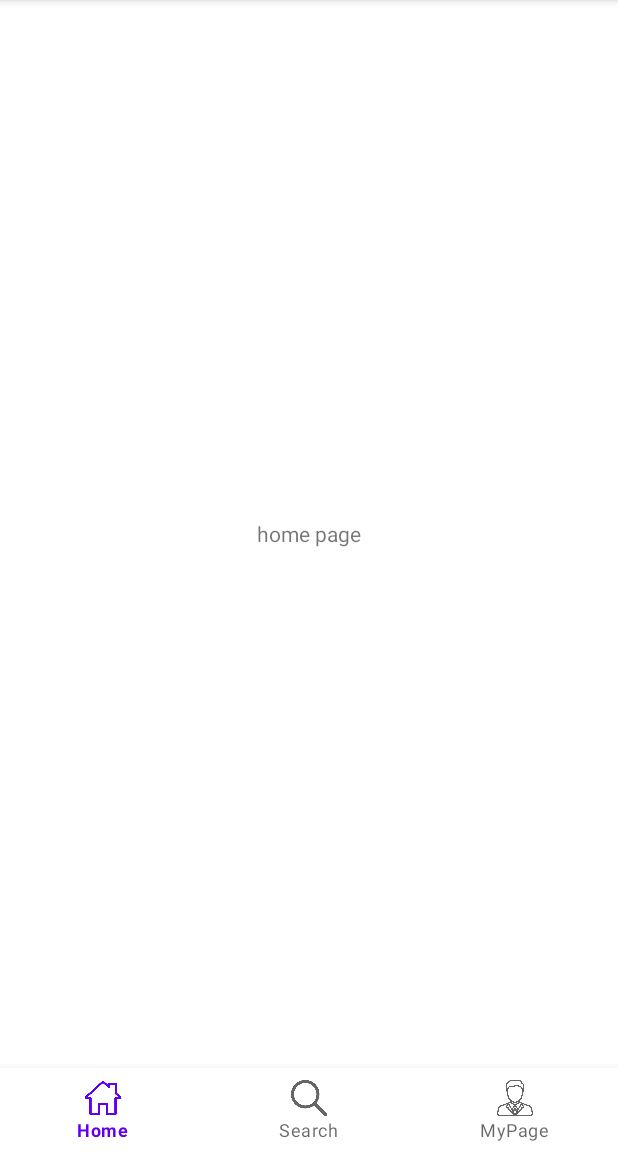
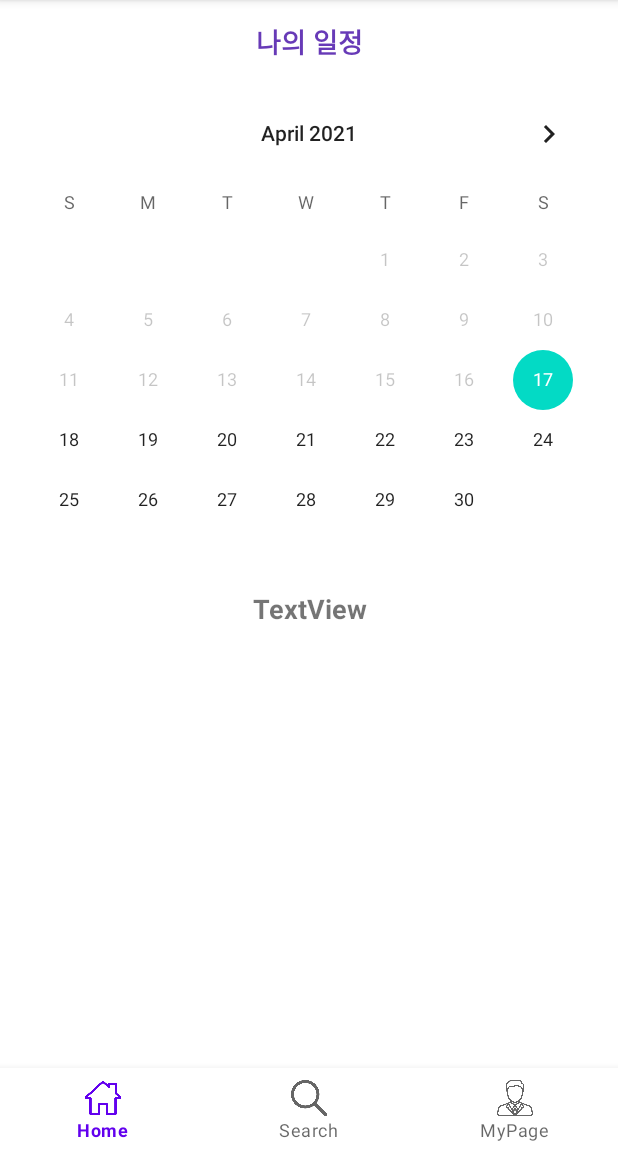
Before and after one commit to SeokjinSon/AndroidProject1, an Android app: the screen it shows after launch (MainActivity), on a phone screen of 412 x 824 dp, the part 84-1236 px from its top. Run offline under Robolectric (Android 15) with nearby library versions, the phone set to English and light mode, and no system bars.

Commit message:
<description> 1. Home 화면 달력 추가

```diff
--- a/app/build.gradle
+++ b/app/build.gradle
@@ -41,6 +41,7 @@ dependencies {
     implementation 'androidx.constraintlayout:constraintlayout:2.0.4'
     //noinspection GradleCompatible
     implementation 'com.android.support:design:27.1.0'
+    implementation 'com.github.prolificinteractive:material-calendarview:1.4.3'
     testImplementation 'junit:junit:4.+'
     androidTestImplementation 'androidx.test.ext:junit:1.1.2'
     androidTestImplementation 'androidx.test.espresso:espresso-core:3.3.0'
--- a/app/src/main/java/com/example/androidproject1/FragmentHome.java
+++ b/app/src/main/java/com/example/androidproject1/FragmentHome.java
@@ -5,24 +5,56 @@ import android.util.Log;
 import android.view.LayoutInflater;
 import android.view.View;
 import android.view.ViewGroup;
+import android.widget.CalendarView;
+import android.widget.TextView;
 
 import androidx.annotation.NonNull;
 import androidx.annotation.Nullable;
 import androidx.appcompat.app.AppCompatActivity;
 import androidx.fragment.app.Fragment;
 
-public class FragmentHome extends Fragment {
+import com.google.android.material.bottomnavigation.BottomNavigationView;
+
+import org.w3c.dom.Text;
+
+import java.text.SimpleDateFormat;
+import java.util.Calendar;
+import java.util.Date;
+
+
+public class FragmentHome<MaterialCalendarView> extends Fragment {
 //    @Override
 //    protected void onCreate(Bundle savedInstanceState) {
 //        super.onCreate(savedInstanceState);
 //        setContentView(R.layout.fragment_home);
 //    }
 
+    // View Value
+    private CalendarView calendar;
+    private TextView dateValue;
+
+    private CalendarView.OnDateChangeListener changeCalendar = new CalendarView.OnDateChangeListener() {
+        @Override
+        public void onSelectedDayChange(@NonNull CalendarView view, int year, int month, int dayOfMonth) {
+            String date = year + "/" + (month+1) + "/" + dayOfMonth;
+            dateValue.setText(date);
+        }
+    };
+
     @Nullable
     @Override
     public View onCreateView(@NonNull LayoutInflater inflater, @Nullable ViewGroup container, @Nullable Bundle savedInstanceState) {
         // Inflate the layout for this fragment
         ViewGroup rootView = (ViewGroup) inflater.inflate(R.layout.fragment_home, container, false);
+        init(rootView);
+        calendar.setOnDateChangeListener(changeCalendar);
+        calendar.setMinDate(Calendar.getInstance().getTimeInMillis());
+
         return rootView;
     }
+
+    public void init(ViewGroup rootView) {
+        calendar = (CalendarView)rootView.findViewById(R.id.calendarView);
+        dateValue = (TextView)rootView.findViewById(R.id.selectedDate);
+    }
 }
--- a/app/src/main/res/layout/fragment_home.xml
+++ b/app/src/main/res/layout/fragment_home.xml
@@ -1,14 +1,40 @@
 <?xml version="1.0" encoding="utf-8"?>
 <LinearLayout xmlns:android="http://schemas.android.com/apk/res/android"
+    xmlns:tools="http://schemas.android.com/tools"
     android:layout_width="match_parent"
-    android:layout_height="match_parent">
+    android:layout_height="match_parent"
+    android:orientation="vertical">
 
     <TextView
-        android:id="@+id/textView"
-        android:layout_width="wrap_content"
+        android:id="@+id/textView4"
+        android:layout_width="match_parent"
         android:layout_height="wrap_content"
         android:layout_gravity="center"
-        android:layout_weight="1"
+        android:layout_margin="10dp"
         android:gravity="center"
-        android:text="home page" />
+        android:padding="4dp"
+        android:text="@string/home_title"
+        android:textColor="#673AB7"
+        android:textSize="18sp"
+        android:textStyle="bold" />
+
+    <CalendarView
+        android:id="@+id/calendarView"
+        android:layout_width="match_parent"
+        android:layout_height="wrap_content" />
+
+    <TextView
+        android:id="@+id/selectedDate"
+        android:layout_width="match_parent"
+        android:layout_height="wrap_content"
+        android:layout_marginStart="10dp"
+        android:layout_marginLeft="10dp"
+        android:layout_marginEnd="10dp"
+        android:layout_marginRight="10dp"
+        android:layout_marginBottom="10dp"
+        android:gravity="center"
+        android:text="TextView"
+        android:textSize="18sp"
+        android:textStyle="bold" />
+
 </LinearLayout>
--- /dev/null
+++ b/app/src/main/res/values-night/strings.xml
@@ -0,0 +1,4 @@
+<?xml version="1.0" encoding="utf-8"?>
+<resources>
+    <string name="home_title">나의 자격증 일정</string>
+</resources>
--- a/app/src/main/res/values/strings.xml
+++ b/app/src/main/res/values/strings.xml
@@ -3,4 +3,5 @@
     <string name="navigation_label1">Home</string>
     <string name="navigation_label2">Search</string>
     <string name="navigation_label3">MyPage</string>
+    <string name="home_title">나의 일정</string>
 </resources>
--- a/build.gradle
+++ b/build.gradle
@@ -16,6 +16,7 @@ allprojects {
     repositories {
         google()
         jcenter()
+        maven { url 'https://jitpack.io' }
     }
 }
 
```
